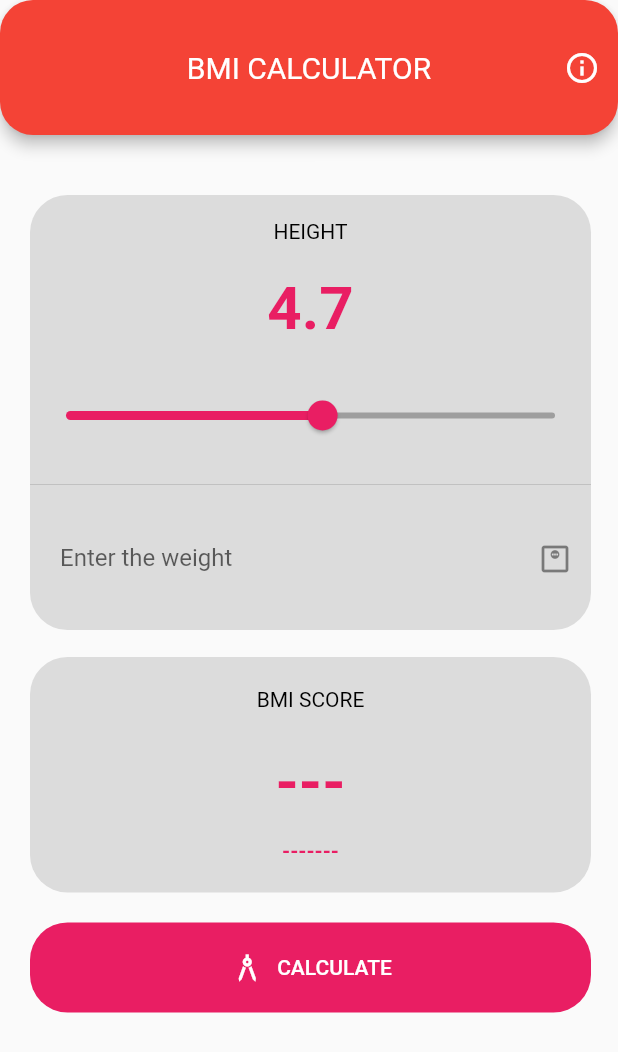
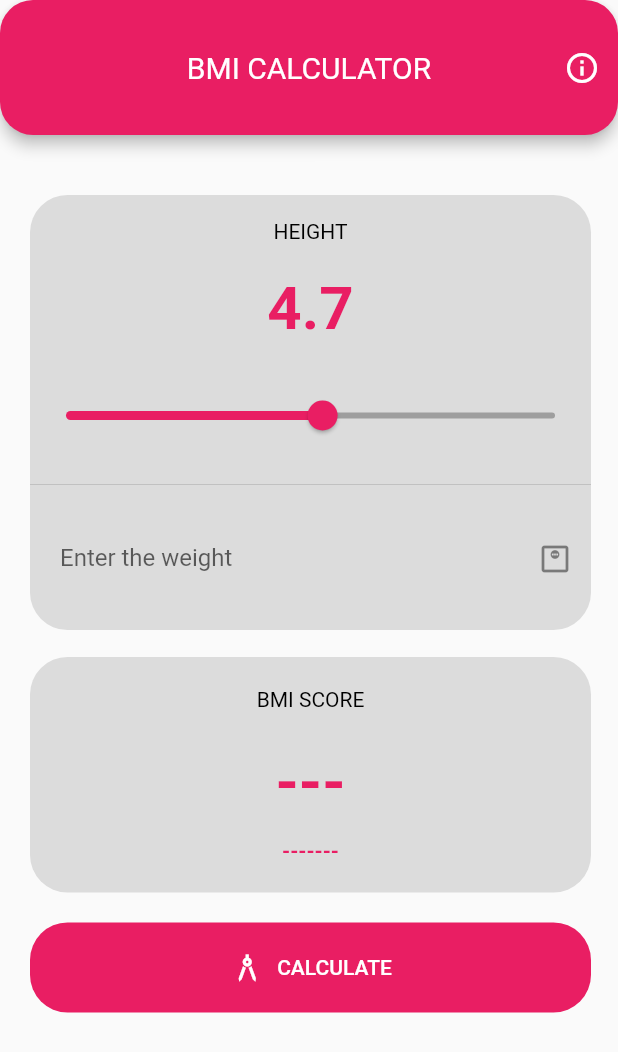
Before and after one commit to HiraK7dev/Bmi-Calculator, a Flutter app: the screen it shows after launch, on a phone screen of 412 x 824 dp. Shown: the top 1052 px of the screen. Run offline on Flutter 3.47's test engine with Material 2 defaults, Android fonts, the phone set to English and light mode, and no system bars.

Commit message:
updated main file

```diff
--- a/lib/main.dart
+++ b/lib/main.dart
@@ -51,7 +51,7 @@ class _home_pageState extends State<home_page> {
       debugShowCheckedModeBanner: false,
 
       theme: ThemeData(
-        primarySwatch: Colors.red
+        primarySwatch: Colors.pink
       ),
 
       //implementation of system controlled dark-mode
```
